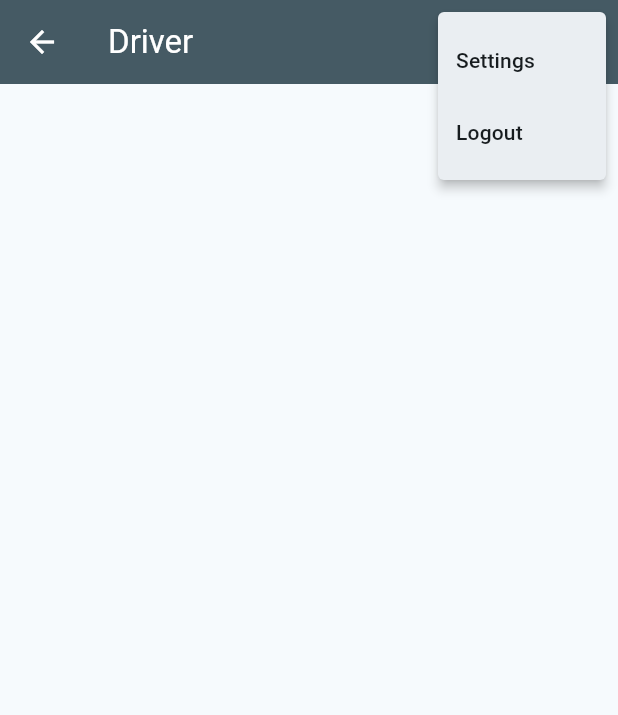
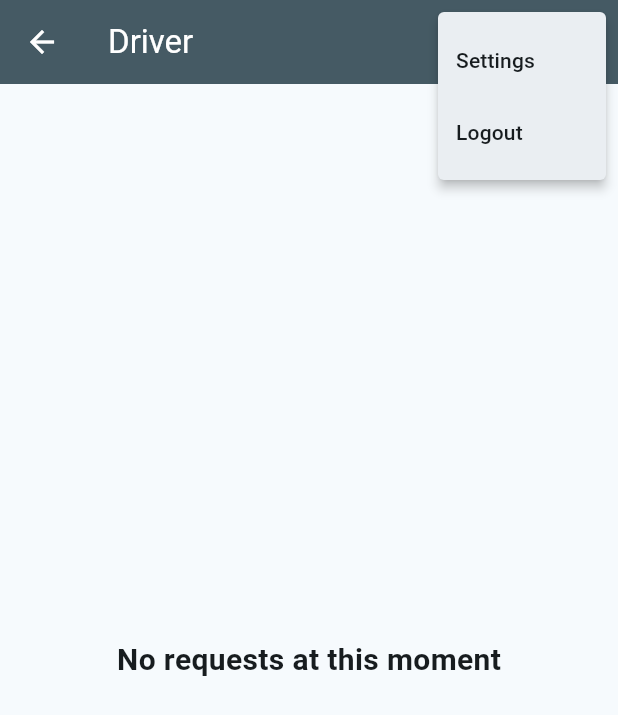
Before and after one commit to samirRibeiro77/not_uber, a Flutter app: the DriverHomePage screen opened by its route, after a tap on the "more vert" icon, on a phone screen of 412 x 824 dp. Shown: the top 715 px of the screen. Run offline on Flutter 3.47's test engine with Material 3 defaults, Android fonts, the phone set to English and light mode, and no system bars; our stand-ins replace cloud_firestore, firebase_auth, firebase_core, geocoding, geolocator, google_maps_flutter; accounts and stored records are empty.

Commit message:
Driver home
Show all open trip requests

```diff
--- a/lib/src/model/uber_request.dart
+++ b/lib/src/model/uber_request.dart
@@ -1,24 +1,37 @@
 import 'package:cloud_firestore/cloud_firestore.dart';
 import 'package:not_uber/src/helper/firebase_helper.dart';
 import 'package:not_uber/src/model/destination.dart';
+import 'package:not_uber/src/model/uber_user.dart';
 
 class UberRequest {
   late DocumentReference _reference;
   late Destination _destination;
-  late DocumentReference _passenger;
-  late DocumentReference? _driver;
+  late UberUser _passenger;
+  late UberUser? _driver;
   late UberRequestStatus _status;
 
   UberRequest({
     required Destination destination,
-    required DocumentReference passenger,
-    DocumentReference? driver,
+    required UberUser passenger,
+    UberUser? driver,
   }) {
     _reference = FirebaseFirestore.instance.collection(FirebaseHelper.collections.request).doc();
     _destination = destination;
     _passenger = passenger;
     _driver = driver;
     _status = UberRequestStatus.waiting;
+  }
+
+
+  UberRequest.fromFirebase({QueryDocumentSnapshot? snapshot}) {
+    if (snapshot == null) {
+      throw Exception("UberRequest needs to be initialized correctly");
+    }
+
+    _destination = Destination.fromFirebase(map: snapshot["destination"]);
+    _passenger = UberUser.fromFirebase(map: snapshot["passenger"]);
+    _driver = snapshot["driver"] != null ? UberUser.fromFirebase(map: snapshot["driver"]) : null;
+    _status = UberRequestStatus.getByString(snapshot["status"]);
   }
 
   driverOnTheWay() {
@@ -41,22 +54,22 @@ class UberRequest {
     return {
       "status": _status.value,
       "destination": _destination.toJson(),
-      "passenger": _passenger,
-      "driver": _driver,
+      "passenger": _passenger.toJson(),
+      "driver": _driver?.toJson(),
     };
   }
 
   UberRequestStatus get status => _status;
 
-  DocumentReference? get driver => _driver;
-
-  DocumentReference get passenger => _passenger;
+  UberUser get passenger => _passenger;
 
   Destination get destination => _destination;
 
   String get id => _reference.id;
 
   DocumentReference get reference => _reference;
+
+  UberUser? get driver => _driver;
 }
 
 enum UberRequestStatus {
--- a/lib/src/ui/home_page/driver_home_page.dart
+++ b/lib/src/ui/home_page/driver_home_page.dart
@@ -1,4 +1,8 @@
+import 'dart:async';
+import 'package:cloud_firestore/cloud_firestore.dart';
 import 'package:flutter/material.dart';
+import 'package:not_uber/src/helper/firebase_helper.dart';
+import 'package:not_uber/src/model/uber_request.dart';
 import 'package:not_uber/src/ui/home_page/home_appbar.dart';
 
 class DriverHomePage extends StatefulWidget {
@@ -9,10 +13,71 @@ class DriverHomePage extends StatefulWidget {
 }
 
 class _DriverHomePageState extends State<DriverHomePage> {
+  final _db = FirebaseFirestore.instance;
+
+  final _controller = StreamController<QuerySnapshot>.broadcast();
+
+  Widget _showMessage(String text) {
+    return Center(
+      child: Text(
+        text,
+        style: TextStyle(fontSize: 20, fontWeight: FontWeight.bold),
+      ),
+    );
+  }
+
+  _createRequestListener() {
+    _db
+        .collection(FirebaseHelper.collections.request)
+        .where("status", isEqualTo: UberRequestStatus.waiting.value)
+        .snapshots()
+        .listen((data) {
+          _controller.add(data);
+        });
+  }
+
+  @override
+  void initState() {
+    super.initState();
+    _createRequestListener();
+  }
+
   @override
   Widget build(BuildContext context) {
     return Scaffold(
       appBar: HomeAppbar(title: "Driver"),
+      body: StreamBuilder<QuerySnapshot>(
+        stream: _controller.stream,
+        builder: (context, snapshot) {
+          switch (snapshot.connectionState) {
+            case ConnectionState.none:
+            case ConnectionState.waiting:
+              return Center(child: CircularProgressIndicator());
+            case ConnectionState.active:
+            case ConnectionState.done:
+              if (snapshot.hasError) {
+                return _showMessage("Error loading requests");
+              }
+              if (!snapshot.hasData || snapshot.data!.docs.isEmpty) {
+                return _showMessage("No requests at this moment");
+              }
+
+              var requestList = snapshot.data!.docs;
+              return ListView.separated(
+                itemCount: requestList.length,
+                separatorBuilder: (context, index) => Divider(height: 2, color: Colors.grey),
+                itemBuilder: (context, index) {
+                  var request = UberRequest.fromFirebase(snapshot: requestList[index]);
+
+                  return ListTile(
+                    title: Text(request.passenger.name),
+                    subtitle: Text("Destination: ${request.destination.toShortString()}"),
+                  );
+                },
+              );
+          }
+        },
+      ),
     );
   }
 }
--- a/lib/src/ui/home_page/passenger_home_page.dart
+++ b/lib/src/ui/home_page/passenger_home_page.dart
@@ -206,7 +206,7 @@ class _PassengerHomePageState extends State<PassengerHomePage> {
     var passenger = await UberUser.current();
     var driverRequest = UberRequest(
       destination: destination,
-      passenger: passenger.ref!,
+      passenger: passenger,
     );
 
     _db
@@ -217,7 +217,7 @@ class _PassengerHomePageState extends State<PassengerHomePage> {
     var activeRequest = UberActiveRequest.fromRequest(driverRequest);
     _db
         .collection(FirebaseHelper.collections.activeRequest)
-        .doc(driverRequest.passenger.id)
+        .doc(passenger.ref?.id)
         .set(activeRequest.toJson());
 
     _widgetsWaitingUber();
--- a/lib/src/ui/registration_page.dart
+++ b/lib/src/ui/registration_page.dart
@@ -69,7 +69,7 @@ class _RegistrationPageState extends State<RegistrationPage> {
     _db
         .collection(FirebaseHelper.collections.user)
         .doc(firebaseUser.uid)
-        .set(uberUser.toMap());
+        .set(uberUser.toJson());
 
     _goToHome(uberUser.isDriver);
   }
```
Also changed, not shown: lib/src/model/destination.dart (+20 -0 lines), lib/src/model/uber_user.dart (+6 -6 lines).
